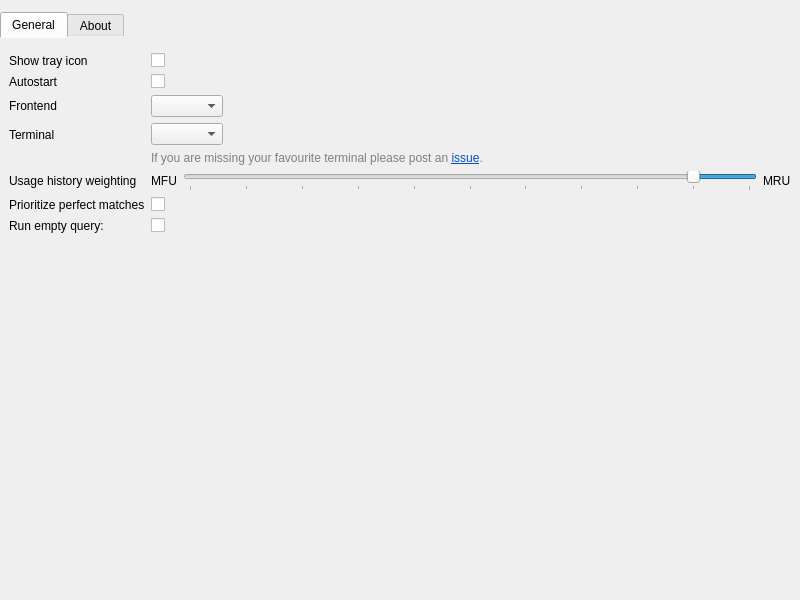
Qt form src/settings/settingswindow.ui (albertlauncher/albert) before a commit.
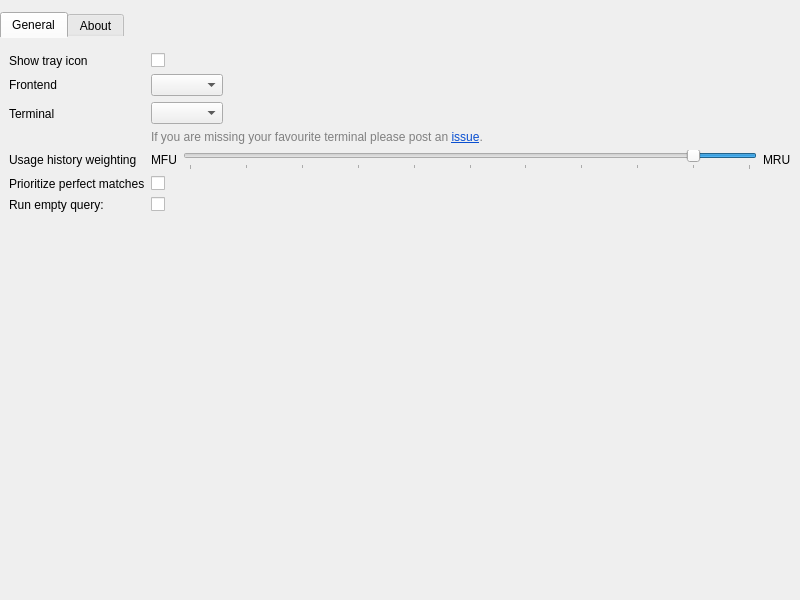
The same form after that commit. Icons and pictures are not drawn.

Commit message:
Remove autostart option
This is a feature unnecessary complicated to maintain and perfectly fine
to delegate entirely to the desktop environment.

What changed in the file:
```diff
--- a/src/settings/settingswindow.ui
+++ b/src/settings/settingswindow.ui
@@ -94,26 +94,6 @@
             </widget>
            </item>
            <item row="1" column="0">
-            <widget class="QLabel" name="label_autostart">
-             <property name="text">
-              <string>Autostart</string>
-             </property>
-             <property name="buddy">
-              <cstring>checkBox_autostart</cstring>
-             </property>
-            </widget>
-           </item>
-           <item row="1" column="1">
-            <widget class="QCheckBox" name="checkBox_autostart">
-             <property name="sizePolicy">
-              <sizepolicy hsizetype="Fixed" vsizetype="Fixed">
-               <horstretch>0</horstretch>
-               <verstretch>0</verstretch>
-              </sizepolicy>
-             </property>
-            </widget>
-           </item>
-           <item row="2" column="0">
             <widget class="QLabel" name="label_frontend">
              <property name="text">
               <string>Frontend</string>
@@ -123,7 +103,7 @@
              </property>
             </widget>
            </item>
-           <item row="2" column="1">
+           <item row="1" column="1">
             <widget class="QComboBox" name="comboBox_frontend">
              <property name="sizePolicy">
               <sizepolicy hsizetype="Maximum" vsizetype="Fixed">
@@ -136,7 +116,7 @@
              </property>
             </widget>
            </item>
-           <item row="3" column="0">
+           <item row="2" column="0">
             <widget class="QLabel" name="label_term">
              <property name="text">
               <string>Terminal</string>
@@ -146,7 +126,7 @@
              </property>
             </widget>
            </item>
-           <item row="3" column="1">
+           <item row="2" column="1">
             <layout class="QVBoxLayout" name="verticalLayout_3">
              <item>
               <widget class="QComboBox" name="comboBox_term">
@@ -180,7 +160,7 @@
              </item>
             </layout>
            </item>
-           <item row="4" column="0">
+           <item row="3" column="0">
             <widget class="QLabel" name="label_decay">
              <property name="text">
               <string>Usage history weighting</string>
@@ -190,7 +170,7 @@
              </property>
             </widget>
            </item>
-           <item row="4" column="1">
+           <item row="3" column="1">
             <layout class="QHBoxLayout" name="horizontalLayout_3">
              <item>
               <widget class="QLabel" name="label_4">
@@ -248,7 +228,7 @@
              </item>
             </layout>
            </item>
-           <item row="5" column="0">
+           <item row="4" column="0">
             <widget class="QLabel" name="label_prioritizePerfectMatch">
              <property name="text">
               <string>Prioritize perfect matches</string>
@@ -258,7 +238,7 @@
              </property>
             </widget>
            </item>
-           <item row="5" column="1">
+           <item row="4" column="1">
             <widget class="QCheckBox" name="checkBox_prioritizePerfectMatch">
              <property name="toolTip">
               <string>Prioritize perfect matches even if they have no usage history and therefore would have a lower rank.</string>
@@ -268,14 +248,14 @@
              </property>
             </widget>
            </item>
-           <item row="6" column="0">
+           <item row="5" column="0">
             <widget class="QLabel" name="label_emptyQuery">
              <property name="text">
               <string>Run empty query:</string>
              </property>
             </widget>
            </item>
-           <item row="6" column="1">
+           <item row="5" column="1">
             <widget class="QCheckBox" name="checkBox_emptyQuery">
              <property name="text">
               <string/>
```
Left out of the diff: 1 changed line with no effect on the pictures. The commit also changes 2 other files.
